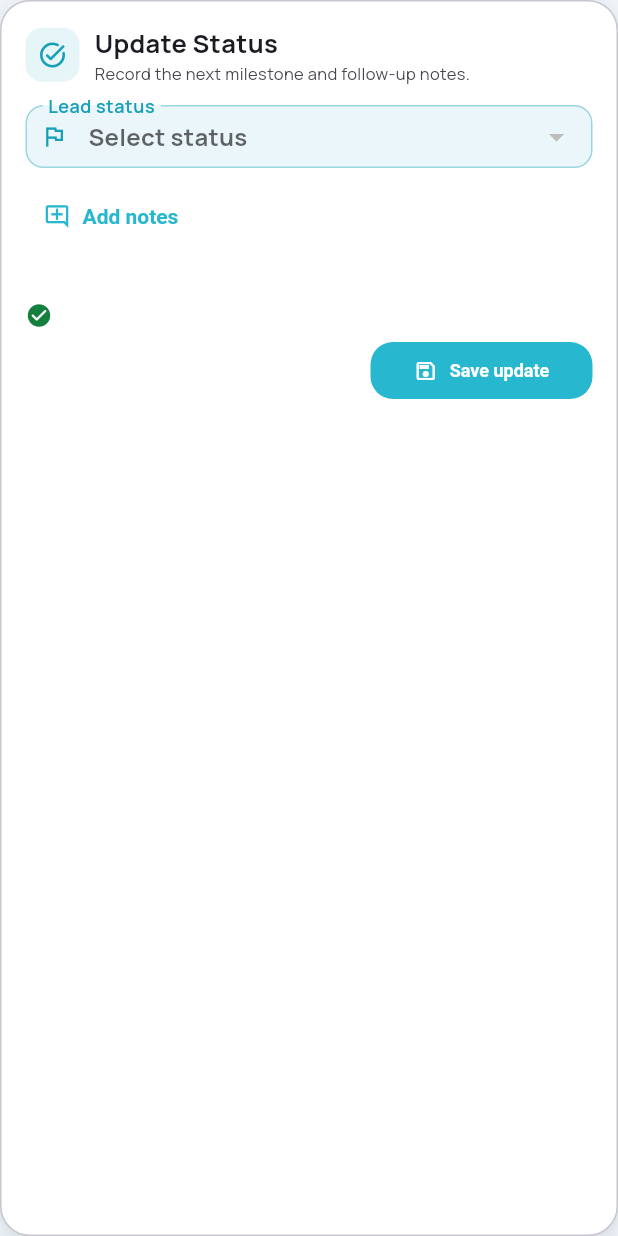
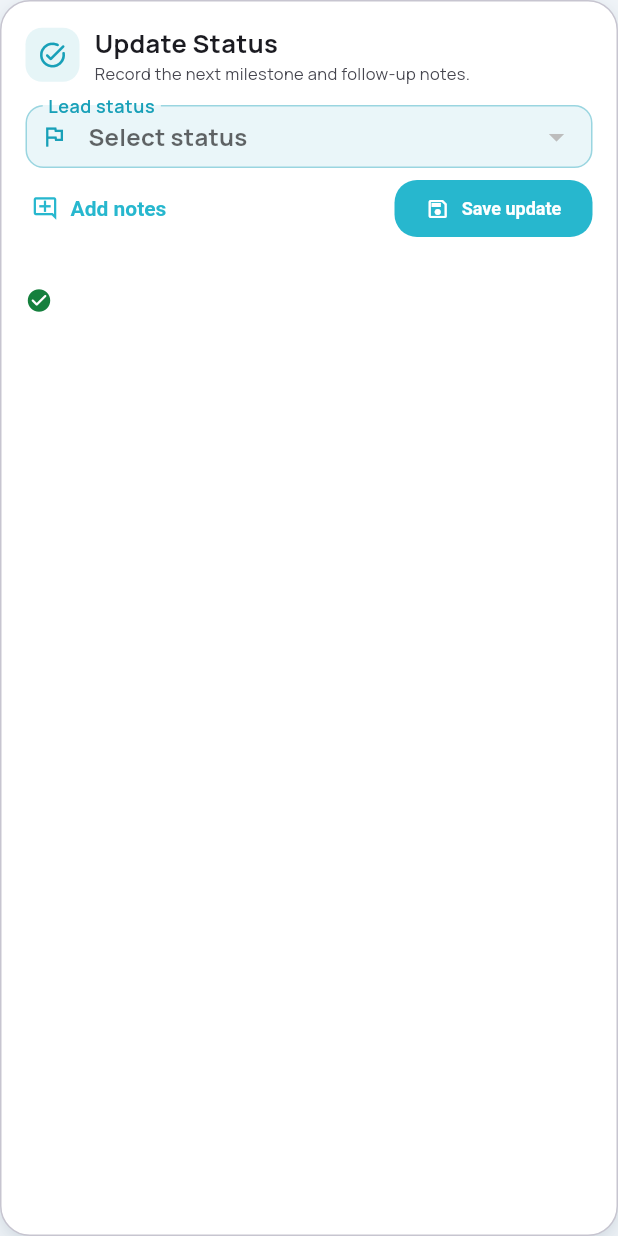
Before and after one commit to yesh9836/advisor_mobile_frontend, a Flutter app: the _LeadUpdatePanel widget shown alone on an empty page, opened directly with empty values, on a phone screen of 412 x 824 dp. Run offline on Flutter 3.47's test engine with Material 3 defaults, Android fonts, the phone set to English and light mode, and no system bars; our stand-ins replace file_picker, flutter_secure_storage; accounts and stored records are empty; network calls fail.

Commit message:
Compact lead update actions

```diff
--- a/flutter_frontend/lib/screens/advisor/lead_details_sheet.dart
+++ b/flutter_frontend/lib/screens/advisor/lead_details_sheet.dart
@@ -788,6 +788,30 @@ class _LeadUpdatePanel extends StatelessWidget {
   Widget build(BuildContext context) {
     final statusColor = _outcomeColor(status);
     final hasNotes = notesController.text.trim().isNotEmpty;
+    final saveButton = SizedBox(
+      width: 132,
+      height: 38,
+      child: FilledButton.icon(
+        onPressed: saving ? null : onSave,
+        style: FilledButton.styleFrom(
+          padding: const EdgeInsets.symmetric(horizontal: 12),
+          tapTargetSize: MaterialTapTargetSize.shrinkWrap,
+        ),
+        icon: saving
+            ? const SizedBox.square(
+                dimension: 16,
+                child: CircularProgressIndicator(
+                  strokeWidth: 2,
+                  color: Colors.white,
+                ),
+              )
+            : const Icon(Icons.save_outlined, size: 16),
+        label: Text(
+          saving ? 'Saving…' : 'Save update',
+          style: const TextStyle(fontSize: 12),
+        ),
+      ),
+    );
     return Container(
       padding: EdgeInsets.fromLTRB(
         embedded ? 0 : 16,
@@ -903,11 +927,19 @@ class _LeadUpdatePanel extends StatelessWidget {
           ),
           const SizedBox(height: 8),
           if (!showNotes)
-            Align(
+            Row(
+              children: [
+                Expanded(
+                  child: Align(
                     alignment: Alignment.centerLeft,
                     child: TextButton.icon(
                       key: const Key('lead-add-notes-button'),
                       onPressed: saving ? null : onToggleNotes,
+                      style: TextButton.styleFrom(
+                        padding: const EdgeInsets.symmetric(horizontal: 4),
+                        minimumSize: const Size(0, 36),
+                        tapTargetSize: MaterialTapTargetSize.shrinkWrap,
+                      ),
                       icon: Icon(
                         hasNotes
                             ? Icons.edit_note_rounded
@@ -916,6 +948,11 @@ class _LeadUpdatePanel extends StatelessWidget {
                       ),
                       label: Text(hasNotes ? 'Edit notes' : 'Add notes'),
                     ),
+                  ),
+                ),
+                const SizedBox(width: 6),
+                saveButton,
+              ],
             )
           else ...[
             Row(
@@ -981,34 +1018,10 @@ class _LeadUpdatePanel extends StatelessWidget {
               ],
             ),
           ],
+          if (showNotes) ...[
             SizedBox(height: embedded ? 5 : 8),
-          Align(
-            alignment: Alignment.centerRight,
-            child: SizedBox(
-              width: 148,
-              height: 38,
-              child: FilledButton.icon(
-                onPressed: saving ? null : onSave,
-                style: FilledButton.styleFrom(
-                  padding: const EdgeInsets.symmetric(horizontal: 12),
-                  tapTargetSize: MaterialTapTargetSize.shrinkWrap,
-                ),
-                icon: saving
-                    ? const SizedBox.square(
-                        dimension: 18,
-                        child: CircularProgressIndicator(
-                          strokeWidth: 2,
-                          color: Colors.white,
-                        ),
-                      )
-                    : const Icon(Icons.save_outlined, size: 16),
-                label: Text(
-                  saving ? 'Saving…' : 'Save update',
-                  style: const TextStyle(fontSize: 12),
-                ),
-              ),
-            ),
-          ),
+            Align(alignment: Alignment.centerRight, child: saveButton),
+          ],
         ],
       ),
     );
```
Lines whose indentation alone changed are shown as unchanged.
